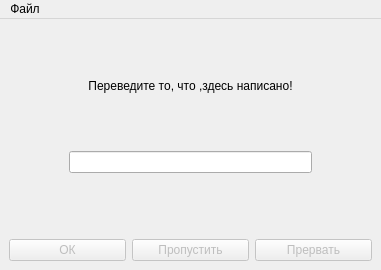
This is src/zardos.ui in deadpadre/zardos as Qt 5 draws it before an edit. The edited form follows.
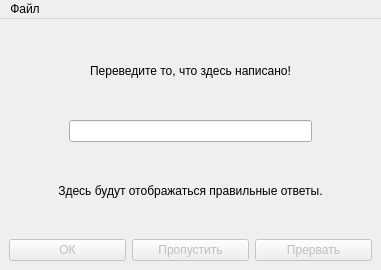
This is the edited form.

Commit message: GUI improvements, changed some names into more conventional

Patch:
```diff
--- a/src/zardos.ui
+++ b/src/zardos.ui
@@ -124,7 +124,7 @@
          <string>Введите перевод в форму ниже.</string>
         </property>
         <property name="text">
-         <string>Переведите то, что ,здесь написано!</string>
+         <string>Переведите то, что здесь написано!</string>
         </property>
         <property name="textFormat">
          <enum>Qt::RichText</enum>
@@ -135,20 +135,14 @@
        </widget>
       </item>
       <item row="2" column="0">
-       <spacer name="verticalSpacer">
-        <property name="orientation">
-         <enum>Qt::Vertical</enum>
+       <widget class="QLabel" name="answerLabel">
+        <property name="text">
+         <string>Здесь будут отображаться правильные ответы.</string>
         </property>
-        <property name="sizeType">
-         <enum>QSizePolicy::Fixed</enum>
+        <property name="alignment">
+         <set>Qt::AlignCenter</set>
         </property>
-        <property name="sizeHint" stdset="0">
-         <size>
-          <width>50</width>
-          <height>60</height>
-         </size>
-        </property>
-       </spacer>
+       </widget>
       </item>
      </layout>
     </item>
```
Left out of the diff: 2 changed lines with no effect on the pictures. The commit also changes 7 other files.
